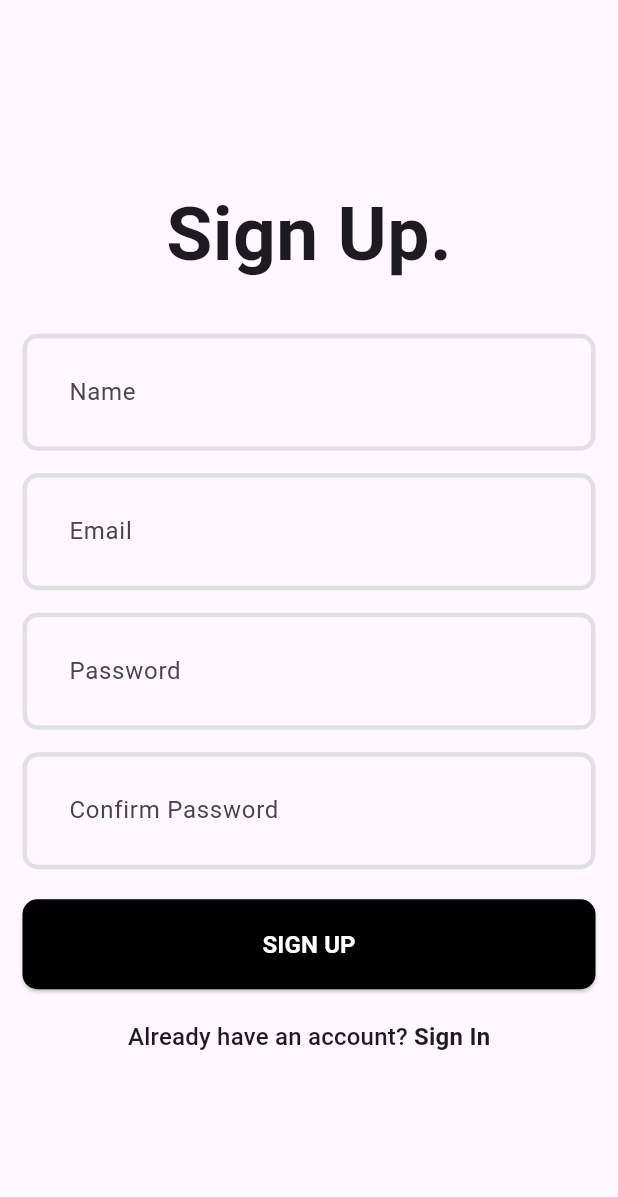
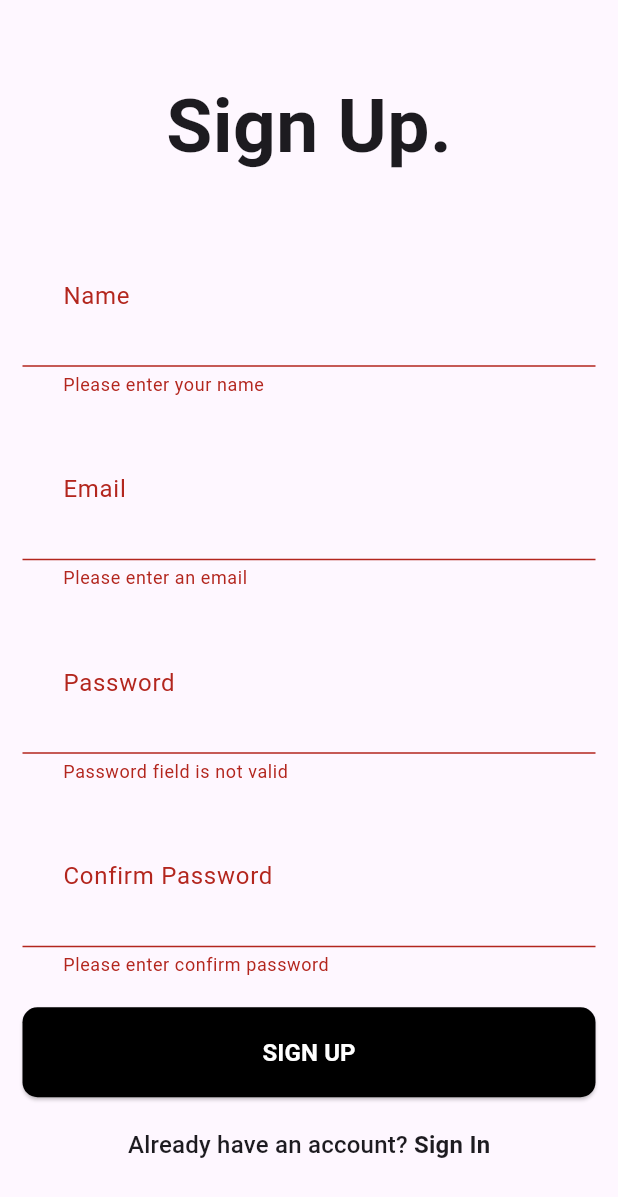
Before and after one commit to creatorarno/task_app, a Flutter app: the screen it shows after launch, after a tap on "SIGN UP", on a phone screen of 412 x 824 dp. Shown: the top 1197 px of the screen. Run offline on Flutter 3.47's test engine with Material 3 defaults, Android fonts, the phone set to English and light mode, and no system bars.

```diff
--- a/frontend/lib/features/auth/pages/signup_page.dart
+++ b/frontend/lib/features/auth/pages/signup_page.dart
@@ -12,6 +12,7 @@ class _SignupPageState extends State<SignupPage> {
   final passwordController = TextEditingController();
   final confirmPasswordController = TextEditingController();
   final nameController = TextEditingController();
+  final formKey = GlobalKey<FormState>();
 
   @override
   void dispose() {
@@ -19,7 +20,14 @@ class _SignupPageState extends State<SignupPage> {
     passwordController.dispose();
     confirmPasswordController.dispose();
     nameController.dispose();
+    formKey.currentState!.validate();
     super.dispose();
+  }
+
+  void signUpUser() {
+    if (formKey.currentState!.validate()) {
+      // store the user data
+    }
   }
 
   @override
@@ -27,6 +35,8 @@ class _SignupPageState extends State<SignupPage> {
     return Scaffold(
       body: Padding(
         padding: const EdgeInsets.all(15.0),
+        child: Form(
+          key: formKey,
           child: Column(
             mainAxisAlignment: MainAxisAlignment.center,
             children: [
@@ -44,8 +54,16 @@ class _SignupPageState extends State<SignupPage> {
               TextFormField(
                 controller: nameController,
                 decoration: InputDecoration(
-                hintText: "Name",
+                  labelText: "Name",
                 ),
+                // Check if the name is empty
+                // If empty, return error message
+                validator: (value) {
+                  if (value == null || value.trim().isEmpty) {
+                    return "Please enter your name";
+                  }
+                  return null;
+                },
               ),
 
               const SizedBox(height: 15),
@@ -56,6 +74,20 @@ class _SignupPageState extends State<SignupPage> {
                 decoration: InputDecoration(
                   labelText: "Email",
                 ),
+                // Check if the email is empty
+                // If empty, return error message
+                validator: (value) {
+                  if (value == null || value.trim().isEmpty) {
+                    return "Please enter an email";
+                  }
+                  // Regular expression for email validation
+                  final emailRegExp =
+                      RegExp(r'^[a-zA-Z0-9.]+@[a-zA-Z0-9]+\.[a-zA-Z]+');
+                  if (!emailRegExp.hasMatch(value.trim())) {
+                    return "Please enter a valid email";
+                  }
+                  return null;
+                },
               ),
 
               const SizedBox(height: 15),
@@ -67,6 +99,16 @@ class _SignupPageState extends State<SignupPage> {
                   labelText: "Password",
                 ),
                 obscureText: true,
+                // Check if the password is empty
+                // If empty, return error message
+                validator: (value) {
+                  if (value == null ||
+                      value.trim().isEmpty ||
+                      value.trim().length < 6) {
+                    return "Password field is not valid";
+                  }
+                  return null;
+                },
               ),
 
               const SizedBox(height: 15),
@@ -78,13 +120,22 @@ class _SignupPageState extends State<SignupPage> {
                   labelText: "Confirm Password",
                 ),
                 obscureText: true,
+                validator: (value) {
+                  if (value == null || value.trim().isEmpty) {
+                    return "Please enter confirm password";
+                  }
+                  if (value?.trim() != passwordController.text.trim()) {
+                    return "Passwords do not match";
+                  }
+                  return null;
+                },
               ),
 
               const SizedBox(height: 20),
 
               // Button to Sign Up
               ElevatedButton(
-              onPressed: () {},
+                onPressed: signUpUser,
                 child: Text(
                   "SIGN UP",
                   style: TextStyle(
@@ -102,6 +153,7 @@ class _SignupPageState extends State<SignupPage> {
               RichText(
                 text: TextSpan(
                   text: "Already have an account?",
+                  style: Theme.of(context).textTheme.titleMedium,
                   children: [
                     TextSpan(
                       text: " Sign In",
@@ -110,12 +162,12 @@ class _SignupPageState extends State<SignupPage> {
                       ),
                     ),
                   ],
-                style: Theme.of(context).textTheme.titleMedium,
                 ),
               ),
             ],
           ),
         ),
+      ),
     );
   }
 }
```
Lines whose indentation alone changed are shown as unchanged.
